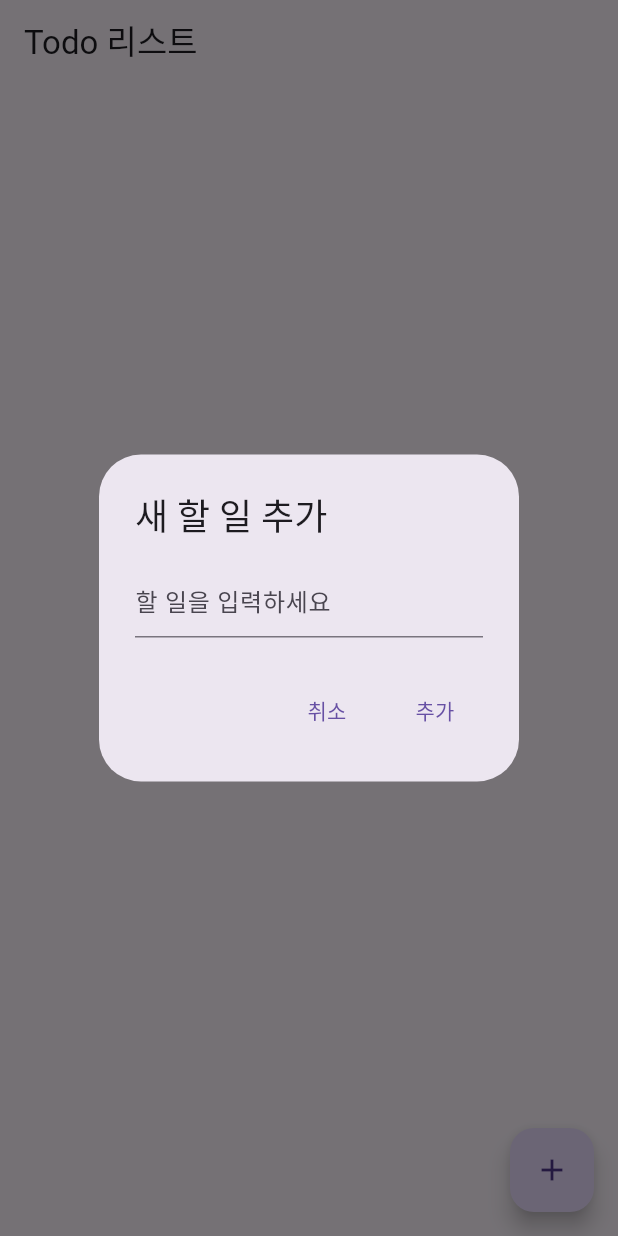
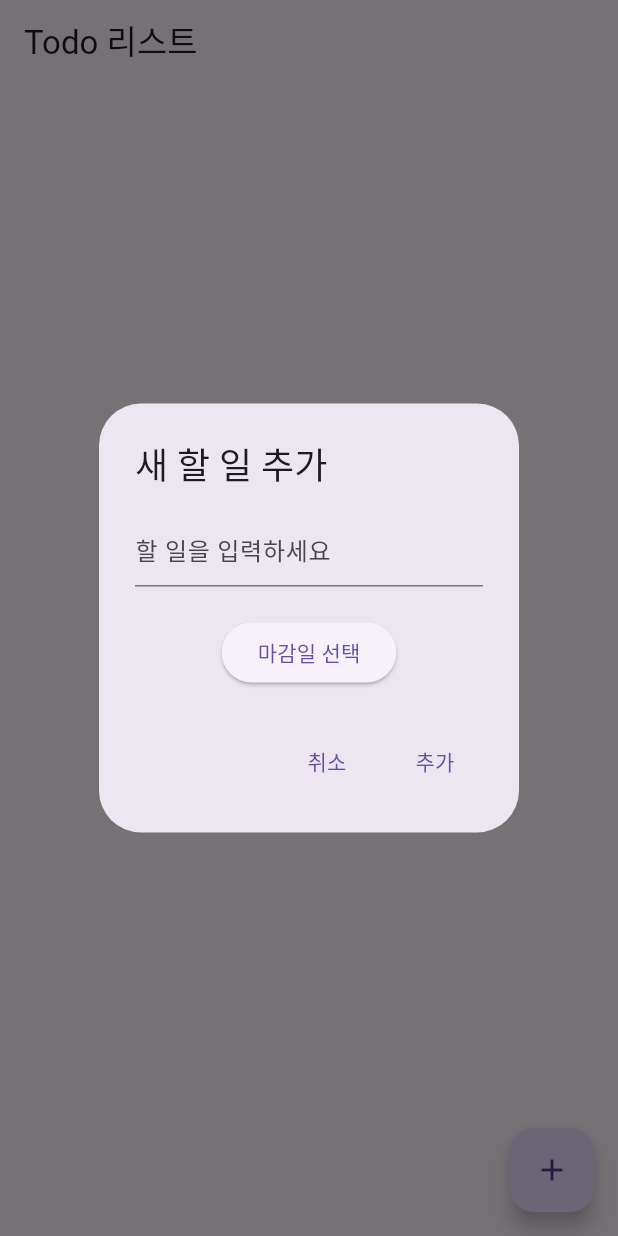
Before and after one commit to barmi/flutter_todo_app, a Flutter app: the screen it shows after launch, after a tap on the "add" icon, on a phone screen of 412 x 824 dp. Run offline on Flutter 3.47's test engine with Material 3 defaults, Android fonts, the light colour scheme and no system bars; our stand-ins replace sqflite; accounts and stored records are empty.

Commit message:
dueDate 마감일 추가

```diff
--- a/lib/models/todo.dart
+++ b/lib/models/todo.dart
@@ -2,14 +2,16 @@ class Todo {
   int? id;
   String title;
   bool isCompleted;
+  DateTime? dueDate;
 
-  Todo({this.id, required this.title, this.isCompleted = false});
+  Todo({this.id, required this.title, this.isCompleted = false, this.dueDate});
 
   Map<String, dynamic> toMap() {
     return {
       'id': id,
       'title': title,
       'isCompleted': isCompleted ? 1 : 0,
+      'dueDate': dueDate?.toIso8601String()
     };
   }
 
@@ -18,6 +20,7 @@ class Todo {
       id: map['id'],
       title: map['title'],
       isCompleted: map['isCompleted'] == 1,
+      dueDate: map['dueDate'] != null ? DateTime.parse(map['dueDate']) : null,
     );
   }
 }
--- a/lib/screens/todo_list_screen.dart
+++ b/lib/screens/todo_list_screen.dart
@@ -1,4 +1,5 @@
 import 'package:flutter/material.dart';
+import 'package:intl/intl.dart';
 import '../models/todo.dart';
 import '../services/database_helper.dart';
 
@@ -25,17 +26,45 @@ class _TodoListScreenState extends State<TodoListScreen> {
   }
 
   void _addTodo() async {
-    final todo = await showDialog<Todo>(
+    String title = '';
+    DateTime? selectedDate;
+
+    final todo = await showDialog<Todo> (
       context: context,
       builder: (BuildContext context) {
-        String title = '';
+        return StatefulBuilder(
+          builder: (context, setState) {
           return AlertDialog(
             title: Text('새 할 일 추가'),
-          content: TextField(
+            content: Column(
+              mainAxisSize: MainAxisSize.min,
+              children: <Widget>[
+                TextField(
                   onChanged: (value) {
                     title = value;
                   },
                   decoration: InputDecoration(hintText: "할 일을 입력하세요"),
+                ),
+                SizedBox(height: 20),
+                ElevatedButton(
+                  child: Text(
+                      selectedDate == null ? '마감일 선택' : DateFormat('yyyy-MM-dd')
+                          .format(selectedDate!)),
+                  onPressed: () async {
+                    final DateTime? picked = await showDatePicker(
+                      context: context,
+                      initialDate: DateTime.now(),
+                      firstDate: DateTime.now(),
+                      lastDate: DateTime(2101),
+                    );
+                    if (picked != null && picked != selectedDate) {
+                      setState(() {
+                        selectedDate = picked;
+                      });
+                    }
+                  },
+                ),
+              ],
             ),
             actions: <Widget>[
               TextButton(
@@ -45,12 +74,13 @@ class _TodoListScreenState extends State<TodoListScreen> {
               TextButton(
                 child: Text('추가'),
                 onPressed: () {
-                Navigator.of(context).pop(Todo(title: title));
+                  Navigator.of(context).pop(Todo(title: title, dueDate: selectedDate));
                 },
               ),
             ],
           );
-      },
+        });
+      }
     );
 
     if (todo != null) {
@@ -80,6 +110,7 @@ class _TodoListScreenState extends State<TodoListScreen> {
           final todo = todos[index];
           return ListTile(
             title: Text(todo.title),
+            subtitle: todo.dueDate != null ? Text('마감일: ${DateFormat('yyyy-MM-dd').format(todo.dueDate!)}') : null,
             leading: Checkbox(
               value: todo.isCompleted,
               onChanged: (_) => _toggleTodoStatus(todo),
--- a/lib/services/database_helper.dart
+++ b/lib/services/database_helper.dart
@@ -12,6 +12,7 @@ class DatabaseHelper {
   Future<Database> get database async {
     if (_database != null) return _database!;
     _database = await _initDB('todos.db');
+    await _checkAndUpdateSchema(_database!);
     return _database!;
   }
 
@@ -27,9 +28,20 @@ class DatabaseHelper {
       CREATE TABLE todos(
         id INTEGER PRIMARY KEY AUTOINCREMENT,
         title TEXT,
-        isCompleted INTEGER
+        isCompleted INTEGER,
+        dueDate TEXT
       )
     ''');
+  }
+
+  Future _checkAndUpdateSchema(Database db) async {
+    var tableInfo = await db.rawQuery('PRAGMA table_info(todos)');
+    var columnNames = tableInfo.map((col) => col['name'] as String).toList();
+
+    if (!columnNames.contains('dueDate')) {
+      await db.execute('ALTER TABLE todos ADD COLUMN dueDate TEXT');
+      print('Added dueDate column to todos table');
+    }
   }
 
   Future<int> insertTodo(Todo todo) async {
--- a/pubspec.yaml
+++ b/pubspec.yaml
@@ -37,6 +37,7 @@ dependencies:
   cupertino_icons: ^1.0.8
   sqflite: ^2.2.0+3
   path: ^1.8.2
+  intl: ^0.17.0
 
 dev_dependencies:
   flutter_test:
```
Also changed, not shown: pubspec.lock. Lines whose indentation alone changed are shown as unchanged.
